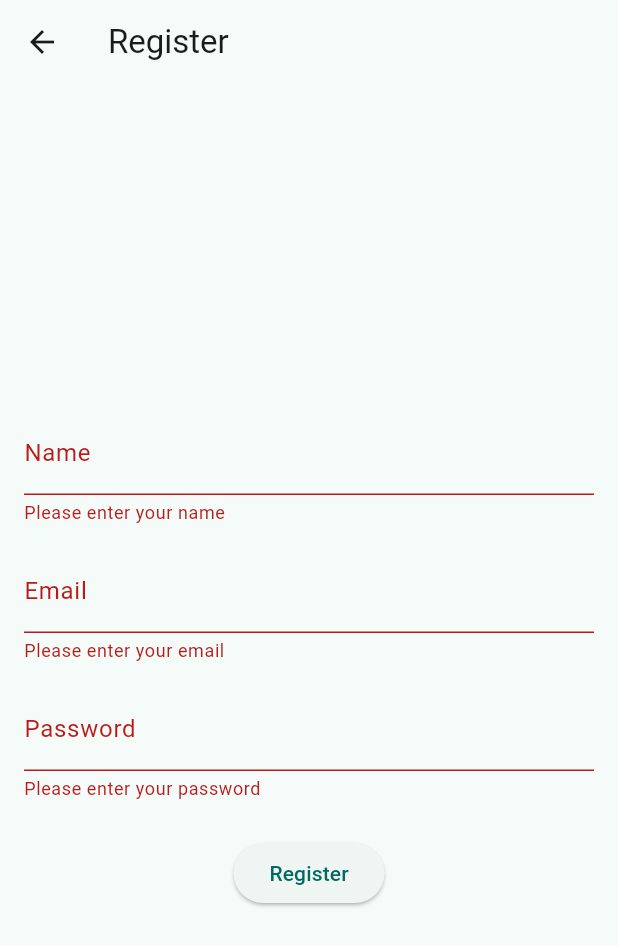
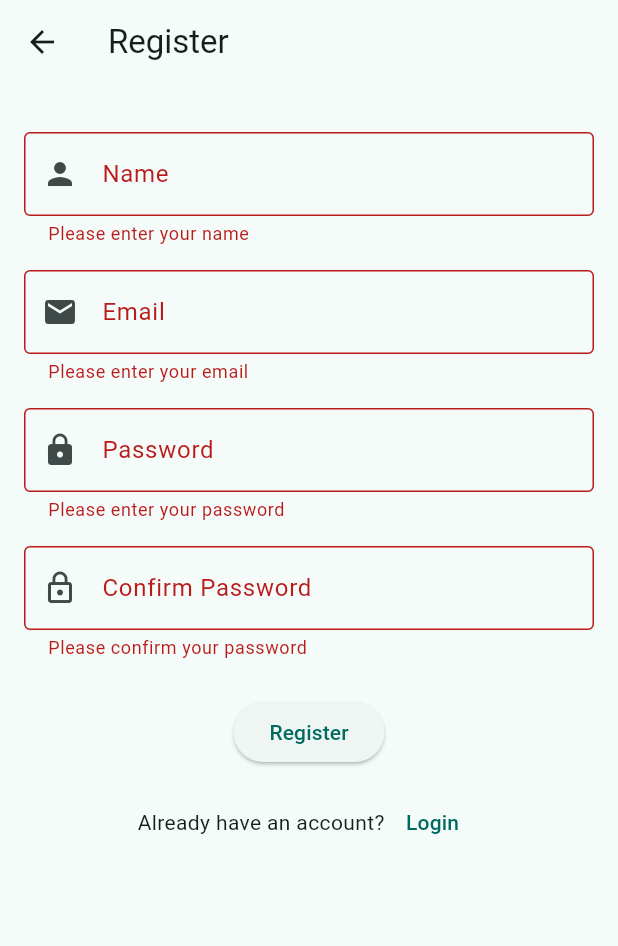
Before and after one commit to pradipkhutwad07/InviHackethon_flutter, a Flutter app: the RegistrationScreen screen opened by its route, after a tap on "Register", on a phone screen of 412 x 824 dp. Shown: the top 946 px of the screen. Run offline on Flutter 3.47's test engine with Material 3 defaults, Android fonts, the phone set to English and light mode, and no system bars; our stand-ins replace firebase_core, firebase_messaging, go_router, lottie, shared_preferences; accounts and stored records are empty.

Commit message:
feat: Integrate Firebase for authentication and notifications, update app ID, and enhance registration/login flows

```diff
--- a/shelflife/lib/main.dart
+++ b/shelflife/lib/main.dart
@@ -1,3 +1,4 @@
+import 'package:firebase_core/firebase_core.dart';
 import 'package:flutter/material.dart';
 import 'package:provider/provider.dart';
 import 'package:shared_preferences/shared_preferences.dart';
@@ -16,6 +17,7 @@ void main() async {
   // Ensure Flutter binding is initialized
   WidgetsFlutterBinding.ensureInitialized();
 
+  await Firebase.initializeApp();
   // Initialize SharedPreferences
   final prefs = await SharedPreferences.getInstance();
 
@@ -51,7 +53,7 @@ class MyApp extends StatelessWidget {
       ),
       initialRoute: '/',
       routes: {
-        '/': (context) => SplashScreen(apiService: apiService),
+        '/': (context) => SplashScreen(apiService: apiService,authService: authService),
         '/login': (context) => LoginScreen(),
         '/register': (context) => RegistrationScreen(),
         '/dashboard': (context) => DashboardScreen(),
--- a/shelflife/lib/screens/registration_screen.dart
+++ b/shelflife/lib/screens/registration_screen.dart
@@ -1,6 +1,6 @@
-// lib/screens/registration_screen.dart
 import 'package:flutter/material.dart';
-import 'package:go_router/go_router.dart';
+import 'package:provider/provider.dart';
+import 'package:shelflife/screens/login_screen.dart';
 import 'package:shelflife/services/api_service.dart';
 import 'package:shelflife/services/auth_service.dart';
 
@@ -13,20 +13,52 @@ class RegistrationScreen extends StatefulWidget {
 
 class _RegistrationScreenState extends State<RegistrationScreen> {
   final _formKey = GlobalKey<FormState>();
-  final TextEditingController _nameController = TextEditingController();
-  final TextEditingController _emailController = TextEditingController();
-  final TextEditingController _passwordController = TextEditingController();
-  bool _isLoading = false;
-  String _errorMessage = '';
 
-  late ApiService _apiService;
-  late AuthService _authService;
+  // Controllers
+  final _nameController = TextEditingController();
+  final _emailController = TextEditingController();
+  final _passwordController = TextEditingController();
+  final _confirmPasswordController = TextEditingController();
+
+  // Focus nodes
+  final _nameFocusNode = FocusNode();
+  final _emailFocusNode = FocusNode();
+  final _passwordFocusNode = FocusNode();
+  final _confirmPasswordFocusNode = FocusNode();
+
+  // Track if field was unfocused at least once
+  bool _nameTouched = false;
+  bool _emailTouched = false;
+  bool _passwordTouched = false;
+  bool _confirmPasswordTouched = false;
 
   @override
   void initState() {
     super.initState();
-    _authService = AuthService();
-    _apiService = ApiService(authService: _authService);
+
+    _nameFocusNode.addListener(() {
+      if (!_nameFocusNode.hasFocus) {
+        setState(() => _nameTouched = true);
+      }
+    });
+
+    _emailFocusNode.addListener(() {
+      if (!_emailFocusNode.hasFocus) {
+        setState(() => _emailTouched = true);
+      }
+    });
+
+    _passwordFocusNode.addListener(() {
+      if (!_passwordFocusNode.hasFocus) {
+        setState(() => _passwordTouched = true);
+      }
+    });
+
+    _confirmPasswordFocusNode.addListener(() {
+      if (!_confirmPasswordFocusNode.hasFocus) {
+        setState(() => _confirmPasswordTouched = true);
+      }
+    });
   }
 
   @override
@@ -34,39 +66,102 @@ class _RegistrationScreenState extends State<RegistrationScreen> {
     _nameController.dispose();
     _emailController.dispose();
     _passwordController.dispose();
+    _confirmPasswordController.dispose();
+    _nameFocusNode.dispose();
+    _emailFocusNode.dispose();
+    _passwordFocusNode.dispose();
+    _confirmPasswordFocusNode.dispose();
     super.dispose();
   }
 
-  Future<void> _register() async {
+  // Validators
+  String? _validateName(String? value) {
+    if (value == null || value.isEmpty) {
+      return 'Please enter your name';
+    }
+    if (!RegExp(r'^[a-zA-Z\s]+$').hasMatch(value)) {
+      return 'Name must contain only letters';
+    }
+    return null;
+  }
+
+  String? _validateEmail(String? value) {
+    if (value == null || value.isEmpty) {
+      return 'Please enter your email';
+    }
+    if (!RegExp(r'^[^@]+@[^@]+\.[^@]+').hasMatch(value)) {
+      return 'Enter a valid email';
+    }
+    return null;
+  }
+
+  String? _validatePassword(String? value) {
+    if (value == null || value.isEmpty) {
+      return 'Please enter your password';
+    }
+    if (value.length < 7) {
+      return 'Password must be at least 7 characters';
+    }
+    if (!RegExp(r'^(?=.*[A-Z])').hasMatch(value)) {
+      return 'Password must contain at least one uppercase letter';
+    }
+    if (!RegExp(r'^(?=.*[!@#\$&*~])').hasMatch(value)) {
+      return 'Password must contain at least one special character';
+    }
+    return null;
+  }
+
+  String? _validateConfirmPassword(String? value) {
+    if (value == null || value.isEmpty) {
+      return 'Please confirm your password';
+    }
+    if (value != _passwordController.text) {
+      return 'Passwords do not match';
+    }
+    return null;
+  }
+
+  void _register() async {
     if (_formKey.currentState!.validate()) {
-      setState(() {
-        _isLoading = true;
-        _errorMessage = '';
-      });
+      final apiService = ApiService();
+      print('Registration started...');
 
-      try {
-        final response = await _apiService.post('register', {
+      final response = await apiService.post('signup', {
         'name': _nameController.text,
         'email': _emailController.text,
         'password': _passwordController.text,
+        "fcmToken": "dummy_fcm_token",
+        "default_reminder_days": 2,
+        "preferred_categories": ["Electronics"],
+        "default_unit": "pieces",
       });
 
-        if (response != null && response['token'] != null) {
-          await _authService.saveToken(response['token']);
-          context.go('/login');
+      print('Registration response: $response');
+
+      if (response['status'] == 1) {
+        // ✅ Success
+        ScaffoldMessenger.of(context).showSnackBar(
+          SnackBar(content: Text("Registration successful! Please log in.")),
+        );
+        Navigator.pushReplacementNamed(context, '/login');
       } else {
-          setState(() {
-            _errorMessage = response?['message'] ?? 'Registration failed. Please try again.';
+        // ❌ Failure
+        if (response['error'].toString().contains("Email already registered")) {
+          ScaffoldMessenger.of(context).showSnackBar(
+            SnackBar(
+              content: Text(
+                "Email already registered. Redirecting to login...",
+              ),
+            ),
+          );
+          Future.delayed(Duration(seconds: 2), () {
+            Navigator.pushReplacementNamed(context, '/login');
           });
+        } else {
+          ScaffoldMessenger.of(context).showSnackBar(
+            SnackBar(content: Text("Error: ${response['error']}")),
+          );
         }
-      } catch (e) {
-        setState(() {
-          _errorMessage = 'An error occurred: ${e.toString()}';
-        });
-      } finally {
-        setState(() {
-          _isLoading = false;
-        });
       }
     }
   }
@@ -74,74 +169,112 @@ class _RegistrationScreenState extends State<RegistrationScreen> {
   @override
   Widget build(BuildContext context) {
     return Scaffold(
-      appBar: AppBar(
-        title: const Text('Register'),
-      ),
-      body: Padding(
-        padding: const EdgeInsets.all(16.0),
+      appBar: AppBar(title: const Text('Register')),
+      body: SafeArea(
+        child: Padding(
+          padding: const EdgeInsets.all(16),
           child: Form(
             key: _formKey,
+            child: SingleChildScrollView(
               child: Column(
-            mainAxisAlignment: MainAxisAlignment.center,
-            children: <Widget>[
+                children: [
+                  const SizedBox(height: 16),
+                  // Name Field
                   TextFormField(
                     controller: _nameController,
-                decoration: const InputDecoration(labelText: 'Name'),
-                validator: (value) {
-                  if (value == null || value.isEmpty) {
-                    return 'Please enter your name';
-                  }
-                  return null;
-                },
+                    focusNode: _nameFocusNode,
+                    decoration: const InputDecoration(
+                      labelText: 'Name',
+                      border: OutlineInputBorder(),
+                      prefixIcon: Icon(Icons.person),
                     ),
-              const SizedBox(height: 16.0),
+                    autovalidateMode:
+                        _nameTouched
+                            ? AutovalidateMode.always
+                            : AutovalidateMode.onUnfocus,
+                    validator: _validateName,
+                  ),
+                  const SizedBox(height: 16),
+
+                  // Email Field
                   TextFormField(
                     controller: _emailController,
-                decoration: const InputDecoration(labelText: 'Email'),
-                keyboardType: TextInputType.emailAddress,
-                validator: (value) {
-                  if (value == null || value.isEmpty) {
-                    return 'Please enter your email';
-                  }
-                  if (!RegExp(r'^[^@]+@[^@]+\.[^@]+').hasMatch(value)) {
-                    return 'Please enter a valid email address';
-                  }
-                  return null;
-                },
+                    focusNode: _emailFocusNode,
+                    decoration: const InputDecoration(
+                      labelText: 'Email',
+                      border: OutlineInputBorder(),
+                      prefixIcon: Icon(Icons.email),
                     ),
-              const SizedBox(height: 16.0),
+                    autovalidateMode:
+                        _emailTouched
+                            ? AutovalidateMode.always
+                            : AutovalidateMode.onUnfocus,
+                    validator: _validateEmail,
+                  ),
+                  const SizedBox(height: 16),
+
+                  // Password Field
                   TextFormField(
                     controller: _passwordController,
-                decoration: const InputDecoration(labelText: 'Password'),
+                    focusNode: _passwordFocusNode,
                     obscureText: true,
-                validator: (value) {
-                  if (value == null || value.isEmpty) {
-                    return 'Please enter your password';
-                  }
-                  if (value.length < 6) {
-                    return 'Password must be at least 6 characters';
-                  }
-                  return null;
-                },
+                    decoration: const InputDecoration(
+                      labelText: 'Password',
+                      border: OutlineInputBorder(),
+                      prefixIcon: Icon(Icons.lock),
                     ),
-              const SizedBox(height: 24.0),
-              if (_isLoading)
-                const CircularProgressIndicator()
-              else
+                    autovalidateMode:
+                        _passwordTouched
+                            ? AutovalidateMode.always
+                            : AutovalidateMode.onUnfocus,
+                    validator: _validatePassword,
+                  ),
+                  const SizedBox(height: 16),
+
+                  // Confirm Password Field
+                  TextFormField(
+                    controller: _confirmPasswordController,
+                    focusNode: _confirmPasswordFocusNode,
+                    obscureText: true,
+                    decoration: const InputDecoration(
+                      labelText: 'Confirm Password',
+                      border: OutlineInputBorder(),
+                      prefixIcon: Icon(Icons.lock_outline),
+                    ),
+                    autovalidateMode:
+                        _confirmPasswordTouched
+                            ? AutovalidateMode.always
+                            : AutovalidateMode.onUnfocus,
+                    validator: _validateConfirmPassword,
+                  ),
+                  const SizedBox(height: 24),
+
                   ElevatedButton(
                     onPressed: _register,
                     child: const Text('Register'),
                   ),
-              if (_errorMessage.isNotEmpty)
-                Padding(
-                  padding: const EdgeInsets.only(top: 16.0),
-                  child: Text(
-                    _errorMessage,
-                    style: const TextStyle(color: Colors.red),
-                    textAlign: TextAlign.center,
+                  const SizedBox(height: 12),
+
+                  Row(
+                    mainAxisAlignment: MainAxisAlignment.center,
+                    children: [
+                      const Text("Already have an account?"),
+                      TextButton(
+                        onPressed: () {
+                          Navigator.pushReplacement(
+                            context,
+                            MaterialPageRoute(
+                              builder: (_) => const LoginScreen(),
+                            ),
+                          );
+                        },
+                        child: const Text("Login"),
+                      ),
+                    ],
+                  ),
+                ],
               ),
             ),
-            ],
           ),
         ),
       ),
--- a/shelflife/lib/services/api_service.dart
+++ b/shelflife/lib/services/api_service.dart
@@ -7,10 +7,13 @@ import 'auth_service.dart';
 class ApiService {
   final AuthService _authService;
   static const String _baseUrlKey = 'baseUrl';
-  static const String devBaseUrl = 'http://10.0.2.2:3000'; // Development URL (Android emulator)
-  static const String prodBaseUrl = 'https://your-production-api.com'; // Production URL
+  static const String devBaseUrl =
+      'https://70c0cda8a035.ngrok-free.app'; // Development URL (Android emulator)
+  static const String prodBaseUrl =
+      'https://70c0cda8a035.ngrok-free.app'; // Production URL
 
-  ApiService({AuthService? authService}) : _authService = authService ?? AuthService();
+  ApiService({AuthService? authService})
+    : _authService = authService ?? AuthService();
 
   // Get the current base URL
   Future<String> getBaseUrl() async {
@@ -57,7 +60,11 @@ class ApiService {
     final url = Uri.parse('${await getBaseUrl()}/$endpoint');
     final headers = await _getHeaders();
     try {
-      final response = await http.post(url, headers: headers, body: jsonEncode(data));
+      final response = await http.post(
+        url,
+        headers: headers,
+        body: jsonEncode(data),
+      );
       return _handleResponse(response);
     } catch (e) {
       throw Exception('Network error: $e');
@@ -69,7 +76,11 @@ class ApiService {
     final url = Uri.parse('${await getBaseUrl()}/$endpoint');
     final headers = await _getHeaders();
     try {
-      final response = await http.put(url, headers: headers, body: jsonEncode(data));
+      final response = await http.put(
+        url,
+        headers: headers,
+        body: jsonEncode(data),
+      );
       return _handleResponse(response);
     } catch (e) {
       throw Exception('Network error: $e');
@@ -91,11 +102,9 @@ class ApiService {
   // Response handler
   dynamic _handleResponse(http.Response response) {
     if (response.statusCode == 200 || response.statusCode == 201) {
-      return jsonDecode(response.body);
-    } else if (response.statusCode == 401) {
-      throw Exception('Unauthorized: Token may be expired or invalid.');
+      return {'status': 1, 'data': jsonDecode(response.body)};
     } else {
-      throw Exception('API Error: ${response.statusCode} - ${response.body}');
+      return {'status': 0, 'error': response.body, 'code': response.statusCode};
     }
   }
 }
--- a/shelflife/pubspec.yaml
+++ b/shelflife/pubspec.yaml
@@ -14,6 +14,9 @@ dependencies:
   provider: ^6.1.5
   go_router: ^14.0.0
   lottie: ^3.1.0
+  firebase_core: ^3.0.0
+  firebase_messaging: ^15.0.0
+  flutter_local_notifications: ^17.1.0
 
 dev_dependencies:
   flutter_test:
```
Also changed, not shown: shelflife/lib/screens/login_screen.dart (+37 -13 lines), shelflife/lib/screens/splash_screen.dart (+17 -20 lines), shelflife/pubspec.lock, 9 other files. Lines whose indentation alone changed are shown as unchanged.
